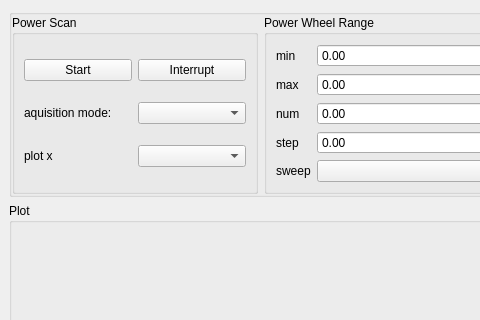
The window that confocal_measure/power_scan.ui (PromuInstrument/stackbot) describes before a commit, drawn with Qt 5; both pictures show x 0 to 480 and y 0 to 320 of the 800 by 600 pixel window.
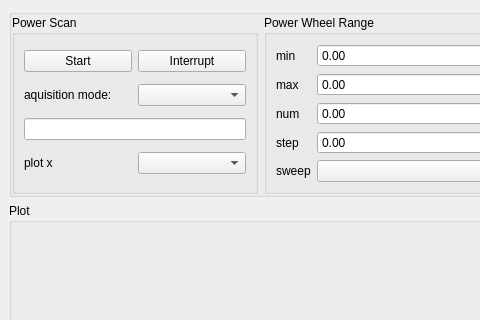
The same window after the commit.

Commit message: [power_scan] added text box to input manual acquisition times. (Tahnsk to Ayelet ;-))

What changed in the file:
```diff
--- a/confocal_measure/power_scan.ui
+++ b/confocal_measure/power_scan.ui
@@ -42,6 +42,23 @@
           <string>Power Scan</string>
          </property>
          <layout class="QGridLayout" name="controls">
+          <item row="5" column="0">
+           <widget class="QLabel" name="label_7">
+            <property name="text">
+             <string>plot x</string>
+            </property>
+           </widget>
+          </item>
+          <item row="5" column="1">
+           <widget class="QComboBox" name="x_axis_comboBox"/>
+          </item>
+          <item row="3" column="0">
+           <widget class="QLabel" name="label_6">
+            <property name="text">
+             <string>aquisition mode:</string>
+            </property>
+           </widget>
+          </item>
           <item row="0" column="0">
            <widget class="QPushButton" name="start_pushButton">
             <property name="text">
@@ -59,23 +76,13 @@
           <item row="3" column="1">
            <widget class="QComboBox" name="acq_mode_comboBox"/>
           </item>
-          <item row="3" column="0">
-           <widget class="QLabel" name="label_6">
-            <property name="text">
-             <string>aquisition mode:</string>
+          <item row="4" column="0" colspan="2">
+           <widget class="QLineEdit" name="manual_acq_times_lineEdit">
+            <property name="whatsThis">
+             <string>enter a list in the form of: pos0,Tacq0; pos1,Tacq1; pos2,Tacq2; ..</string>
             </property>
            </widget>
           </item>
-          <item row="4" column="0">
-           <widget class="QLabel" name="label_7">
-            <property name="text">
-             <string>plot x</string>
-            </property>
-           </widget>
-          </item>
-          <item row="4" column="1">
-           <widget class="QComboBox" name="x_axis_comboBox"/>
-          </item>
          </layout>
         </widget>
        </item>
```
Left out of the diff: 2 changed lines with no effect on the pictures. The commit also changes 1 other file.
